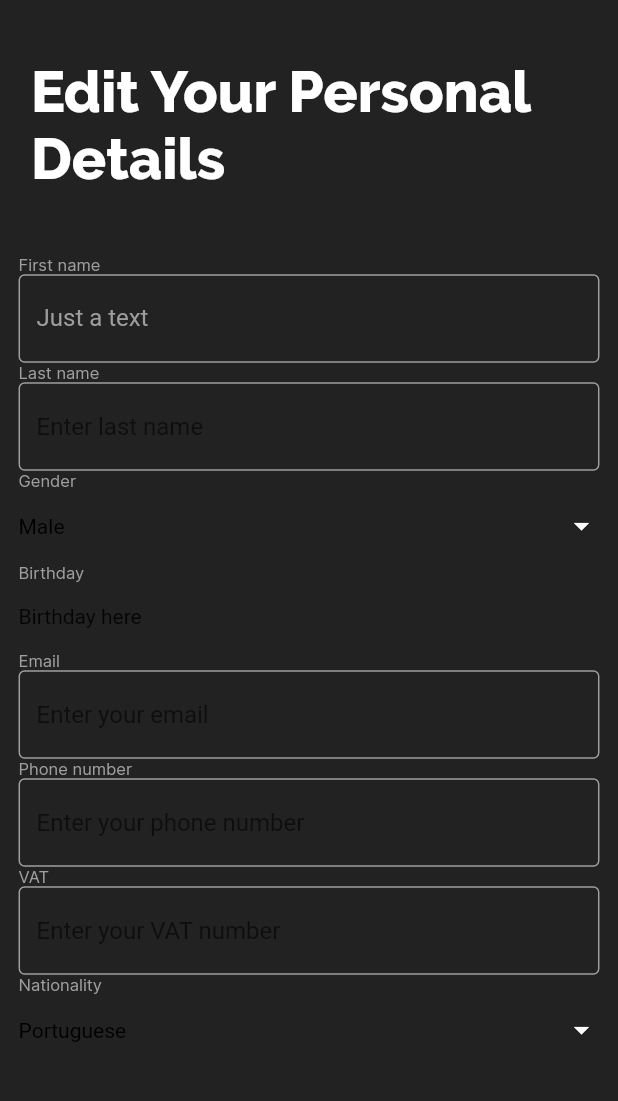
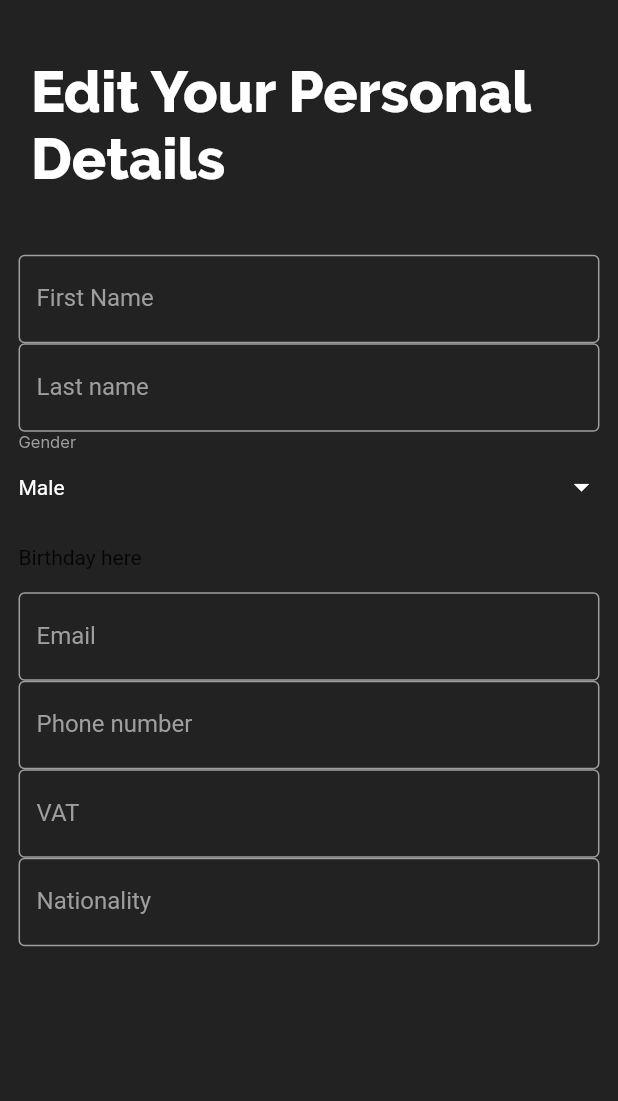
Before and after one commit to Gratski/vf_mobile_professors, a Flutter app: the SettingsPersonalDetailsScreen screen opened directly, on a phone screen of 412 x 824 dp, the part 57-1158 px from its top. Run offline on Flutter 3.47's test engine with Material 2 defaults, Android fonts, the phone set to English and light mode, and no system bars; our stand-ins replace file_picker, flutter_mobx, font_awesome_flutter, image_picker, mobx; generated files the repository leaves out were written again; network calls fail.

Commit message:
Added select nationality screen

```diff
--- a/lang/en.json
+++ b/lang/en.json
@@ -135,6 +135,9 @@
   "SETTINGS_SECURITY_CHANGE_PASSWORD_NEW_REPEAT_LABEL": "Repeat new password",
   "SETTINGS_SECURITY_CHANGE_PASSWORD_BUTTON_LABEL": "Change it",
 
+  "SETTINGS_NATIONALITY_TOP_HEADER": "Select your nationality",
+  "SETTINGS_NATIONALITY_SUB_TITLE": "",
+
   "NOTIFICATIONS_TOP_HEADER": "Notifications",
   "NOTIFICATIONS_BOOKED_LABEL": "Booked",
   "NOTIFICATIONS_CANCELLED_LABEL": "Cancelled",
--- /dev/null
+++ b/lib/localization/constants/nationality.constants.dart
@@ -0,0 +1,6 @@
+class NationalityScreenConstants {
+
+  String get topHeader => "SETTINGS_NATIONALITY_TOP_HEADER";
+  String get subTitle => "SETTINGS_NATIONALITY_SUB_TITLE";
+
+}
--- a/lib/main.dart
+++ b/lib/main.dart
@@ -42,6 +42,8 @@ class MyApp extends StatelessWidget {
 
         theme: ThemeData(
           inputDecorationTheme: InputDecorationTheme(
+            hintStyle: TextStyle(color: AppColors.textInputBorder),
+            labelStyle: TextStyle(color: AppColors.textInputBorder),
             focusedBorder: OutlineInputBorder(
               borderSide: BorderSide(color: AppColors.textInputBorder, width: 1.0),
             ),
--- a/lib/screens/settings/personal_details/settings_personal_details.dart
+++ b/lib/screens/settings/personal_details/settings_personal_details.dart
@@ -2,6 +2,7 @@ import 'package:flutter/material.dart';
 import 'package:professors/localization/app_localizations.dart';
 import 'package:professors/localization/constants/general_constants.dart';
 import 'package:professors/localization/constants/settings/personal_details/settings_personal_details.dart';
+import 'package:professors/screens/settings/personal_details/settings_nationality.screen.dart';
 import 'package:professors/styles/colors.dart';
 import 'package:professors/styles/padding.dart';
 import 'package:professors/widgets/structural/appbar_builder.dart';
@@ -41,16 +42,11 @@ class SettingsPersonalDetailsScreen extends StatelessWidget {
                     Column(
                       crossAxisAlignment: CrossAxisAlignment.start,
                       children: <Widget>[
-                        TextsBuilder.textHint(AppLocalizations.of(context)
-                            .translate(screenConstants.firstNameLabel)),
                         TextFormField(
                           key: Key('input_firstname'),
                           decoration: InputDecoration(
-                            hintText: 'hint',
-                            hintStyle: TextStyle(color: AppColors.textInputBorder),
-                            labelText: 'Just a text',
-                            labelStyle: TextStyle(color: AppColors.textInputBorder),
-
+                            hintText: 'write your first name',
+                            labelText: 'First Name',
                           ),
                         ),
                       ],
@@ -60,12 +56,12 @@ class SettingsPersonalDetailsScreen extends StatelessWidget {
                     Column(
                       crossAxisAlignment: CrossAxisAlignment.start,
                       children: <Widget>[
-                        TextsBuilder.textHint(AppLocalizations.of(context)
-                            .translate(screenConstants.lastNameLabel)),
                         TextFormField(
                             key: Key('input_lastname'),
                             decoration: InputDecoration(
                                 border: InputBorder.none,
+                                labelText: AppLocalizations.of(context)
+                                    .translate(screenConstants.lastNameLabel),
                                 hintText: AppLocalizations.of(context)
                                     .translate(screenConstants.lastNameHint)))
                       ],
@@ -86,7 +82,7 @@ class SettingsPersonalDetailsScreen extends StatelessWidget {
                           value: 'Male',
                           iconSize: 24,
                           elevation: 16,
-                          style: TextStyle(color: Colors.black),
+                          style: TextStyle(color: AppColors.fontColor),
                           underline: Container(height: 0),
                           onChanged: (String newValue) {},
                           items: <String>[
@@ -110,8 +106,6 @@ class SettingsPersonalDetailsScreen extends StatelessWidget {
                     Column(
                       crossAxisAlignment: CrossAxisAlignment.start,
                       children: <Widget>[
-                        TextsBuilder.textHint(AppLocalizations.of(context)
-                            .translate(screenConstants.birthdayHint)),
                         Container(
                           padding: EdgeInsets.only(top: 15.0, bottom: 15.0),
                           child: new Theme(
@@ -138,12 +132,12 @@ class SettingsPersonalDetailsScreen extends StatelessWidget {
                     Column(
                       crossAxisAlignment: CrossAxisAlignment.start,
                       children: <Widget>[
-                        TextsBuilder.textHint(AppLocalizations.of(context)
-                            .translate(screenConstants.emailLabel)),
                         TextFormField(
                             key: Key('input_email'),
                             decoration: InputDecoration(
                                 border: InputBorder.none,
+                                labelText: AppLocalizations.of(context)
+                                    .translate(screenConstants.emailLabel),
                                 hintText: AppLocalizations.of(context)
                                     .translate(screenConstants.emailHint)))
                       ],
@@ -153,12 +147,12 @@ class SettingsPersonalDetailsScreen extends StatelessWidget {
                     Column(
                       crossAxisAlignment: CrossAxisAlignment.start,
                       children: <Widget>[
-                        TextsBuilder.textHint(AppLocalizations.of(context)
-                            .translate(screenConstants.phoneNumberLabel)),
                         TextFormField(
                             key: Key('input_phone_number'),
                             decoration: InputDecoration(
                                 border: InputBorder.none,
+                                labelText: AppLocalizations.of(context)
+                                    .translate(screenConstants.phoneNumberLabel),
                                 hintText: AppLocalizations.of(context)
                                     .translate(
                                         screenConstants.phoneNumberHint)))
@@ -169,45 +163,33 @@ class SettingsPersonalDetailsScreen extends StatelessWidget {
                     Column(
                       crossAxisAlignment: CrossAxisAlignment.start,
                       children: <Widget>[
-                        TextsBuilder.textHint(AppLocalizations.of(context)
-                            .translate(screenConstants.vatLabel)),
                         TextFormField(
                             key: Key('input_vat_number'),
                             decoration: InputDecoration(
                                 border: InputBorder.none,
+                                labelText: AppLocalizations.of(context)
+                                    .translate(screenConstants.vatLabel),
                                 hintText: AppLocalizations.of(context)
                                     .translate(screenConstants.vatHint)))
                       ],
                     ),
-
-                    /// NATIONALITY
+                    /// VAT NUMBER
                     Column(
                       crossAxisAlignment: CrossAxisAlignment.start,
                       children: <Widget>[
-                        TextsBuilder.textHint(AppLocalizations.of(context)
-                            .translate(screenConstants.nationalityHint)),
-                        DropdownButton<String>(
-                          isExpanded: true,
-                          icon: Icon(
-                            Icons.arrow_drop_down,
-                            color: Colors.white,
-                          ),
-                          value: 'Portuguese',
-                          iconSize: 24,
-                          elevation: 16,
-                          style: TextStyle(color: Colors.black),
-                          underline: Container(height: 0),
-                          onChanged: (String newValue) {},
-                          items: <String>['Portuguese', 'North American']
-                              .map<DropdownMenuItem<String>>(
-                            (String value) {
-                              return DropdownMenuItem<String>(
-                                value: value,
-                                child: Text(value),
-                              );
+                        TextFormField(
+                            onTap: () {
+                              Navigator.push(context, MaterialPageRoute(
+                                builder: (context) => SettingsNationalityScreen()
+                              ),);
                             },
-                          ).toList(),
-                        ),
+                            key: Key('input_nationality'),
+                            decoration: InputDecoration(
+                                border: InputBorder.none,
+                                labelText: AppLocalizations.of(context)
+                                    .translate(screenConstants.nationalityHint),
+                                hintText: AppLocalizations.of(context)
+                                    .translate(screenConstants.nationalityHint)))
                       ],
                     ),
                   ],
--- a/lib/screens/settings/profile/settings_add_profile_language_select.screen.dart
+++ b/lib/screens/settings/profile/settings_add_profile_language_select.screen.dart
@@ -3,7 +3,6 @@ import 'package:professors/localization/app_localizations.dart';
 import 'package:professors/localization/constants/general_constants.dart';
 import 'package:professors/localization/constants/settings/profile/settings_edit_profile.constants.dart';
 import 'package:professors/screens/settings/profile/settings_edit_profile_in_language.screen.dart';
-import 'package:professors/styles/sizes.dart';
 import 'package:professors/widgets/structural/buttons/buttons_builder.dart';
 import 'package:professors/widgets/structural/header/app_header.widget.dart';
 import 'package:professors/widgets/structural/header/custom_app_bar.widget.dart';
```
Also changed, not shown: lib/globals/global_vars.dart (+10 -8 lines), lib/models/profile/nationality_list_item.model.dart (added, +8 -0 lines), lib/screens/classes/create_class_select_language.screen.dart (+10 -1 lines), lib/screens/settings/personal_details/settings_nationality.screen.dart (added, +64 -0 lines), lib/store/nationalities/nationalities_state.dart (added, +38 -0 lines), lib/store/nationalities/nationalities_state.g.dart (added).
